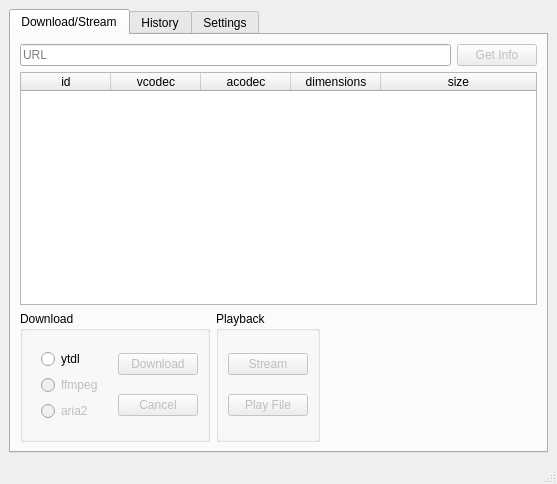
Old version of the form forms/qt_mainwindow_form.ui in the repository mownli/ytdl-qt.
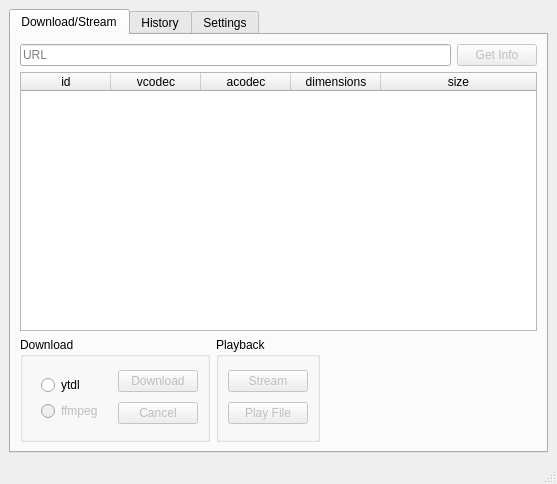
New version of the form.

```diff
--- a/forms/qt_mainwindow_form.ui
+++ b/forms/qt_mainwindow_form.ui
@@ -79,16 +79,6 @@
                    </property>
                   </widget>
                  </item>
-                 <item>
-                  <widget class="QRadioButton" name="aria2Radio">
-                   <property name="enabled">
-                    <bool>false</bool>
-                   </property>
-                   <property name="text">
-                    <string>aria2</string>
-                   </property>
-                  </widget>
-                 </item>
                 </layout>
                </widget>
               </item>
```
